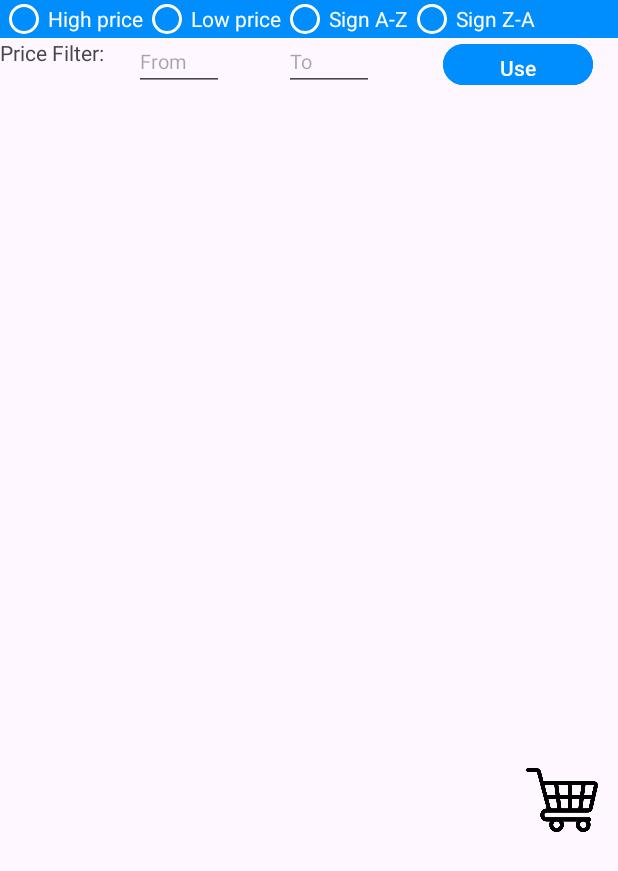
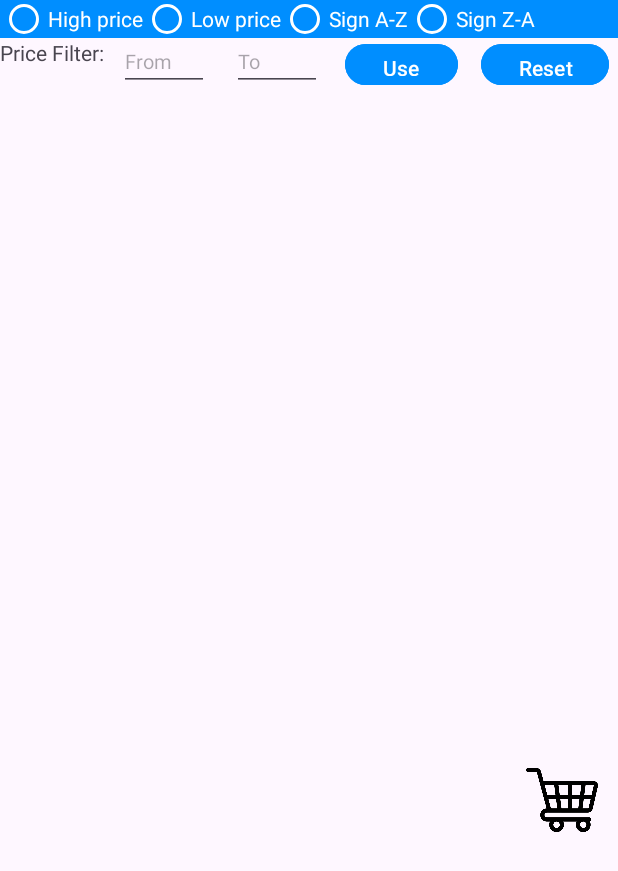
Before and after one commit to ExproVic/ECommerce, an Android app: the ShowProductActivity screen opened directly, with no data from a screen before it, on a phone screen of 412 x 824 dp. Shown: the top 871 px of the screen. Run offline under Robolectric (Android 15) with nearby library versions, the phone set to English and light mode, and no system bars; our stand-ins replace Firebase (no records; nobody signed in at launch, a user with empty details on screens opened directly); pictures from the network do not load.

Commit message:
add reset filter and sort filters products

```diff
--- a/app/src/main/java/com/example/ecommerce/productview/ProductAdapter.java
+++ b/app/src/main/java/com/example/ecommerce/productview/ProductAdapter.java
@@ -68,7 +68,7 @@ public class ProductAdapter extends RecyclerView.Adapter<ViewProductHolder> {
                                 productRef.child("Pname").setValue(item.getPname());
                                 productRef.child("price").setValue(Double.parseDouble(item.getPrice()));
                                 productRef.child("count").setValue(count);
-                                productRef.child("totalAmount").setValue(count * Double.parseDouble(item.getPrice()));
+//                                productRef.child("totalAmount").setValue(count * Double.parseDouble(item.getPrice()));
 
                                 Toast.makeText(context, "The product has been added to the cart", Toast.LENGTH_SHORT).show();
                             } else {
--- a/app/src/main/res/layout/activity_show_product.xml
+++ b/app/src/main/res/layout/activity_show_product.xml
@@ -82,7 +82,7 @@
         android:layout_width="60dp"
         android:layout_height="35dp"
         android:layout_below="@id/radioGroup"
-        android:layout_marginStart="20dp"
+        android:layout_marginStart="10dp"
         android:layout_toEndOf="@+id/PriceFilter"
         android:ems="10"
         android:hint="From"
@@ -94,7 +94,7 @@
         android:layout_width="60dp"
         android:layout_height="35dp"
         android:layout_below="@id/radioGroup"
-        android:layout_marginStart="40dp"
+        android:layout_marginStart="15dp"
         android:layout_toEndOf="@+id/fieldfrom"
         android:ems="10"
         android:hint="To"
@@ -103,12 +103,22 @@
 
     <Button
         android:id="@+id/buttonFilter"
-        android:layout_width="100dp"
+        android:layout_width="75dp"
         android:layout_height="35dp"
         android:layout_below="@id/radioGroup"
-        android:layout_marginStart="46dp"
+        android:layout_marginStart="15dp"
         android:layout_marginTop="0dp"
         android:layout_toEndOf="@+id/fieldto"
         android:backgroundTint="@color/textHeading"
         android:text="Use" />
+    <Button
+        android:id="@+id/buttonReset"
+        android:layout_width="85dp"
+        android:layout_height="35dp"
+        android:layout_below="@id/radioGroup"
+        android:layout_marginStart="15dp"
+        android:layout_marginTop="0dp"
+        android:layout_toEndOf="@+id/buttonFilter"
+        android:backgroundTint="@color/textHeading"
+        android:text="Reset" />
 </RelativeLayout>
```
Also changed, not shown: app/src/main/java/com/example/ecommerce/productview/ShowProductActivity.java (+43 -8 lines).
